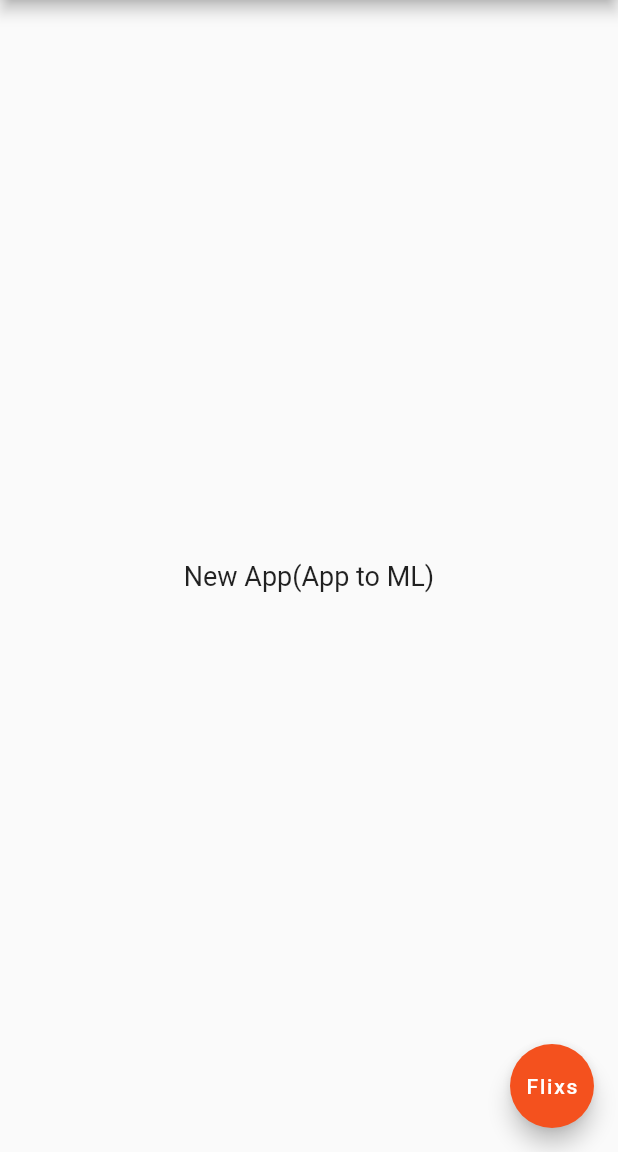
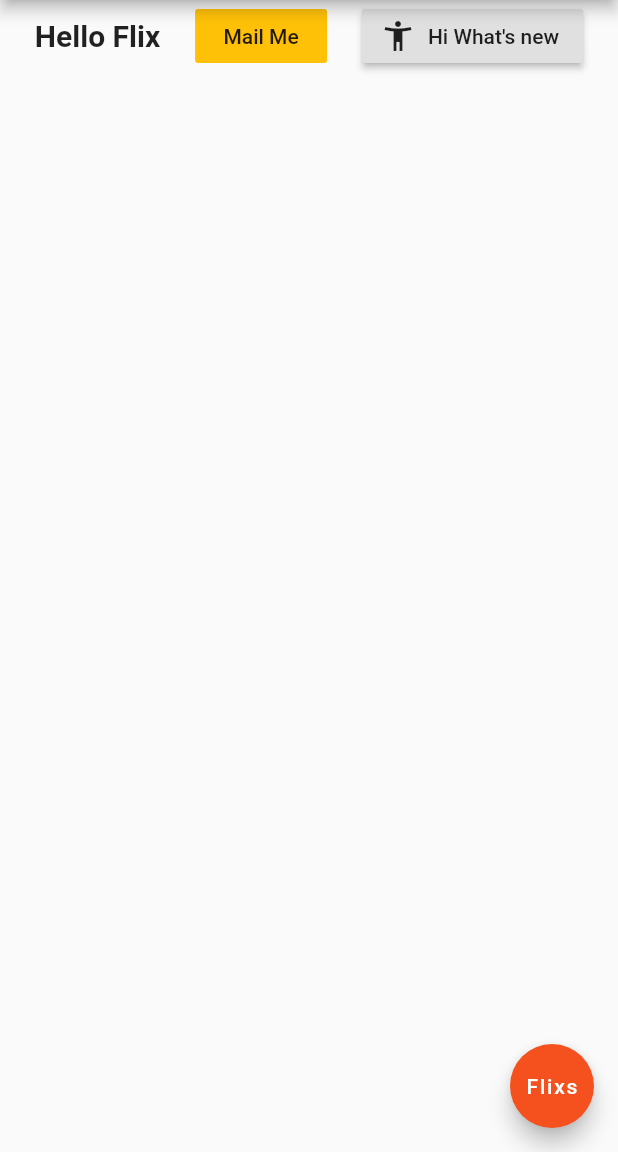
Before and after one commit to SahanDisa/ExterApp, a Flutter app: the screen it shows after launch, on a phone screen of 412 x 824 dp, the part 84-1236 px from its top. Run offline on Flutter 3.47's test engine with Material 2 defaults, Android fonts, the phone set to English and light mode, and no system bars; Roboto replaces fonts that are missing (AGENTRED).

Commit message:
Landing Page Updates

```diff
--- a/lib/main.dart
+++ b/lib/main.dart
@@ -10,6 +10,7 @@ class MyApp extends StatelessWidget {
       title: 'Welcome to Flutter',
 
       home: Home(),
+
     );
   }
 }
@@ -31,20 +32,75 @@ class Home extends StatelessWidget {
         centerTitle: true,
         backgroundColor: Colors.deepOrange[400],
       ),
-      body: Center(
-        child: Text(
-          'New App(App to ML)',
-          style: TextStyle(
-            fontSize: 18.0,
-            fontFamily: 'AGENTRED',
+      body: Row(
+        mainAxisAlignment: MainAxisAlignment.spaceEvenly,
+        children: <Widget>[
+          Text(
+              'Hello Flix',
+            style: TextStyle(
+              fontSize: 20.0,
+              fontWeight: FontWeight.bold,
+            ),
           ),
-        ),
+          FlatButton(
+            onPressed: (){},
+            color: Colors.amber,
+            child: Text(
+                'Mail Me'
+            ),
+          ),
+          RaisedButton.icon(
+              onPressed: (){},
+              icon: Icon(
+                Icons.accessibility_new
+
+              ),
+              label: Text('Hi What\'s new'),
+          ),
+        ],
+
       ),
+//      Container(
+//
+//      ),
+//        child: RaisedButton.icon(
+//            onPressed: (){},
+//            icon: Icon(
+//              Icons.mail
+//            ),
+//            label: Text('mail me'),
+//            color: Colors.amber,
+//        ),
+//          Image(
+//            image: AssetImage('assets/style_1.jpg'),
+//          ),
+
+
       floatingActionButton: FloatingActionButton(
         onPressed: (){},
         child: Text('Flixs'),
         backgroundColor: Colors.deepOrange[600],
       ),
+
     );
   }
 }
+
+class LIcon extends StatelessWidget {
+  @override
+  Widget build(BuildContext context) {
+    return Container(
+      child: Column(
+        mainAxisAlignment: MainAxisAlignment.spaceEvenly,
+        children: <Widget>[
+          Icon(
+            Icons.add,
+          ),
+          Icon(
+            Icons.face,
+          )
+        ],
+      ),
+    );
+  }
+}
```
Also changed, not shown: pubspec.yaml (+4 -3 lines), assets/shutterstock_self-driving_chombosan.jpg (added), assets/style_1.jpg (added).
